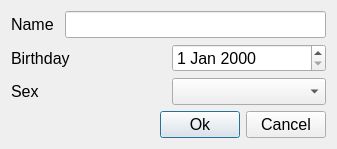
Qt form XArch/patienteditor.ui (Iolana/common) before a commit.
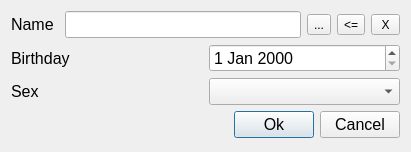
The same form after that commit.

What changed in the file:
```diff
--- a/XArch/patienteditor.ui
+++ b/XArch/patienteditor.ui
@@ -6,8 +6,8 @@
    <rect>
     <x>0</x>
     <y>0</y>
-    <width>337</width>
-    <height>133</height>
+    <width>411</width>
+    <height>152</height>
    </rect>
   </property>
   <property name="windowTitle">
@@ -39,6 +39,27 @@
        </property>
       </widget>
      </item>
+     <item>
+      <widget class="QToolButton" name="btnFind">
+       <property name="text">
+        <string>...</string>
+       </property>
+      </widget>
+     </item>
+     <item>
+      <widget class="QToolButton" name="btnPrev">
+       <property name="text">
+        <string>&lt;=</string>
+       </property>
+      </widget>
+     </item>
+     <item>
+      <widget class="QToolButton" name="btnClear">
+       <property name="text">
+        <string> X </string>
+       </property>
+      </widget>
+     </item>
     </layout>
    </item>
    <item>
```
